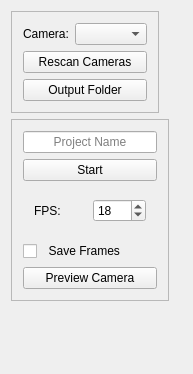
Above: src/forms/mainwindow.ui from vale981/Taevitas before the change. Below: the same form after it.
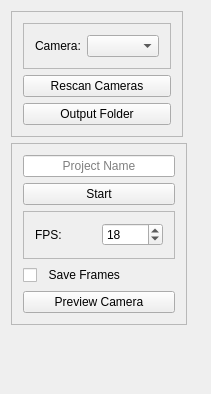
That is the form after the change.

```diff
--- a/src/forms/mainwindow.ui
+++ b/src/forms/mainwindow.ui
@@ -6,8 +6,8 @@
    <rect>
     <x>0</x>
     <y>0</y>
-    <width>180</width>
-    <height>374</height>
+    <width>200</width>
+    <height>394</height>
    </rect>
   </property>
   <property name="sizePolicy">
@@ -27,11 +27,17 @@
        <bool>true</bool>
       </property>
       <property name="sizePolicy">
-       <sizepolicy hsizetype="Fixed" vsizetype="Fixed">
+       <sizepolicy hsizetype="Maximum" vsizetype="Fixed">
         <horstretch>0</horstretch>
         <verstretch>0</verstretch>
        </sizepolicy>
       </property>
+      <property name="minimumSize">
+       <size>
+        <width>176</width>
+        <height>0</height>
+       </size>
+      </property>
       <property name="frameShape">
        <enum>QFrame::StyledPanel</enum>
       </property>
@@ -68,7 +74,7 @@
           </size>
          </property>
          <property name="frameShape">
-          <enum>QFrame::NoFrame</enum>
+          <enum>QFrame::StyledPanel</enum>
          </property>
          <property name="frameShadow">
           <enum>QFrame::Raised</enum>
@@ -111,55 +117,6 @@
       </layout>
      </widget>
     </item>
-    <item row="0" column="0">
-     <widget class="QFrame" name="frame_2">
-      <property name="sizePolicy">
-       <sizepolicy hsizetype="Fixed" vsizetype="Fixed">
-        <horstretch>0</horstretch>
-        <verstretch>0</verstretch>
-       </sizepolicy>
-      </property>
-      <property name="frameShape">
-       <enum>QFrame::StyledPanel</enum>
-      </property>
-      <property name="frameShadow">
-       <enum>QFrame::Raised</enum>
-      </property>
-      <layout class="QGridLayout" name="gridLayout_2">
-       <item row="0" column="1">
-        <widget class="QComboBox" name="cameraSelector">
-         <property name="editable">
-          <bool>false</bool>
-         </property>
-         <property name="currentText">
-          <string/>
-         </property>
-        </widget>
-       </item>
-       <item row="0" column="0">
-        <widget class="QLabel" name="label">
-         <property name="text">
-          <string>Camera:</string>
-         </property>
-        </widget>
-       </item>
-       <item row="1" column="0" colspan="2">
-        <widget class="QPushButton" name="camScanButton">
-         <property name="text">
-          <string>Rescan Cameras</string>
-         </property>
-        </widget>
-       </item>
-       <item row="2" column="0" colspan="2">
-        <widget class="QPushButton" name="pushButton_2">
-         <property name="text">
-          <string>Output Folder</string>
-         </property>
-        </widget>
-       </item>
-      </layout>
-     </widget>
-    </item>
     <item row="2" column="0">
      <spacer name="verticalSpacer">
       <property name="orientation">
@@ -180,6 +137,67 @@
       </property>
      </widget>
     </item>
+    <item row="0" column="0">
+     <widget class="QFrame" name="frame_2">
+      <property name="sizePolicy">
+       <sizepolicy hsizetype="Fixed" vsizetype="Fixed">
+        <horstretch>0</horstretch>
+        <verstretch>0</verstretch>
+       </sizepolicy>
+      </property>
+      <property name="frameShape">
+       <enum>QFrame::StyledPanel</enum>
+      </property>
+      <property name="frameShadow">
+       <enum>QFrame::Raised</enum>
+      </property>
+      <layout class="QVBoxLayout" name="verticalLayout_2">
+       <item>
+        <widget class="QFrame" name="frame">
+         <property name="frameShape">
+          <enum>QFrame::StyledPanel</enum>
+         </property>
+         <property name="frameShadow">
+          <enum>QFrame::Raised</enum>
+         </property>
+         <layout class="QHBoxLayout" name="horizontalLayout_2">
+          <item>
+           <widget class="QLabel" name="label">
+            <property name="text">
+             <string>Camera:</string>
+            </property>
+           </widget>
+          </item>
+          <item>
+           <widget class="QComboBox" name="cameraSelector">
+            <property name="editable">
+             <bool>false</bool>
+            </property>
+            <property name="currentText">
+             <string/>
+            </property>
+           </widget>
+          </item>
+         </layout>
+        </widget>
+       </item>
+       <item>
+        <widget class="QPushButton" name="camScanButton">
+         <property name="text">
+          <string>Rescan Cameras</string>
+         </property>
+        </widget>
+       </item>
+       <item>
+        <widget class="QPushButton" name="pushButton_2">
+         <property name="text">
+          <string>Output Folder</string>
+         </property>
+        </widget>
+       </item>
+      </layout>
+     </widget>
+    </item>
    </layout>
   </widget>
  </widget>
```
